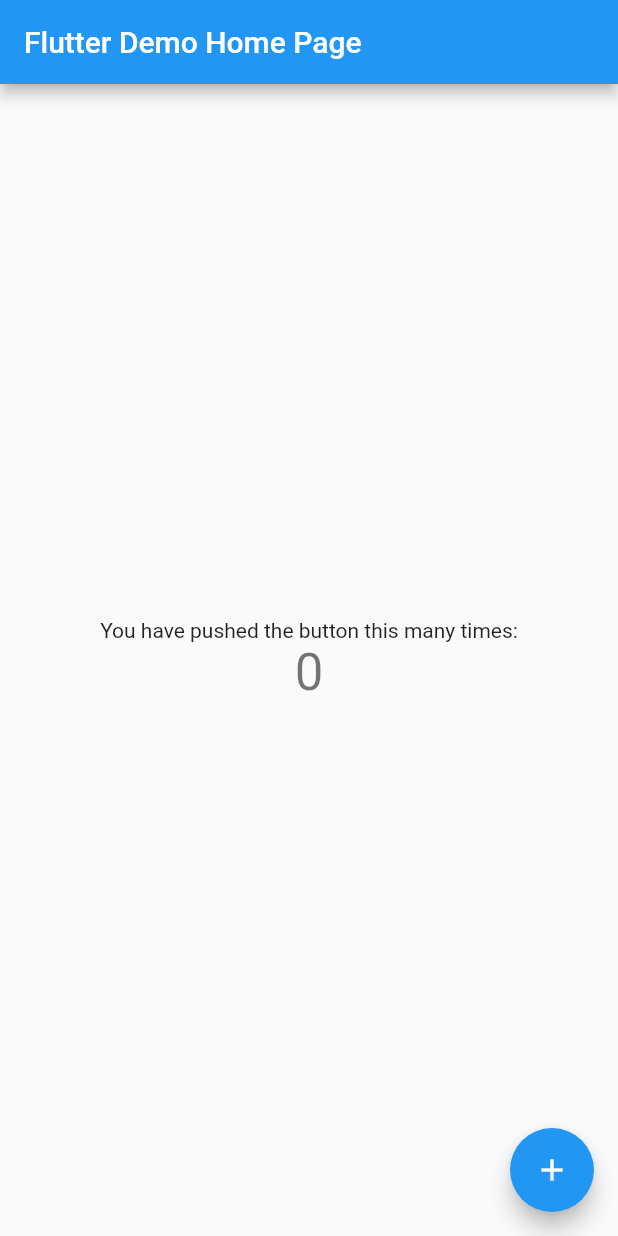
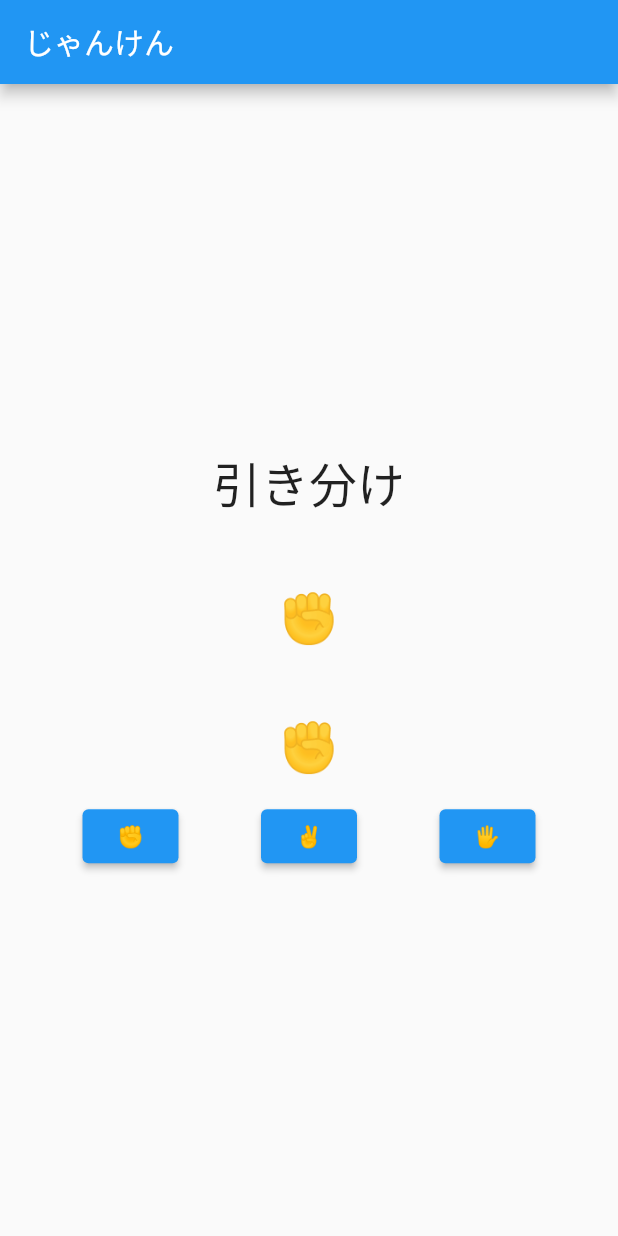
Before and after one commit to Takatoshi-ish/flutter_jankenapp, a Flutter app: the screen it shows after launch, on a phone screen of 412 x 824 dp. Run offline on Flutter 3.47's test engine with Material 2 defaults, Android fonts, the phone set to English and light mode, and no system bars.

Commit message:
じゃんけんんゲーム機能実装

```diff
--- a/lib/main.dart
+++ b/lib/main.dart
@@ -1,3 +1,5 @@
+import 'dart:math';
+
 import 'package:flutter/material.dart';
 
 void main() {
@@ -24,92 +26,113 @@
         // is not restarted.
         primarySwatch: Colors.blue,
       ),
-      home: const MyHomePage(title: 'Flutter Demo Home Page'),
+      home: JankenPage(),
     );
   }
 }
 
-class MyHomePage extends StatefulWidget {
-  const MyHomePage({Key? key, required this.title}) : super(key: key);
-
-  // This widget is the home page of your application. It is stateful, meaning
-  // that it has a State object (defined below) that contains fields that affect
-  // how it looks.
-
-  // This class is the configuration for the state. It holds the values (in this
-  // case the title) provided by the parent (in this case the App widget) and
-  // used by the build method of the State. Fields in a Widget subclass are
-  // always marked "final".
-
-  final String title;
+class JankenPage extends StatefulWidget {
+  const JankenPage({Key? key}) : super(key: key);
 
   @override
-  State<MyHomePage> createState() => _MyHomePageState();
+  State<JankenPage> createState() => _JankenPageState();
 }
 
-class _MyHomePageState extends State<MyHomePage> {
-  int _counter = 0;
+class _JankenPageState extends State<JankenPage> {
+  String myHand = '✊';
+  String computerHand = '✊';
+  String result = '引き分け';
 
-  void _incrementCounter() {
-    setState(() {
-      // This call to setState tells the Flutter framework that something has
-      // changed in this State, which causes it to rerun the build method below
-      // so that the display can reflect the updated values. If we changed
-      // _counter without calling setState(), then the build method would not be
-      // called again, and so nothing would appear to happen.
-      _counter++;
-    });
+  void selectHand(String selectedHand) {
+    myHand = selectedHand;
+    print(myHand);
+    generateComputerHand();
+    judge();
+    setState(() {});
+  }
+
+  void generateComputerHand() {
+    final randomNumber = Random().nextInt(3);
+
+    computerHand = randomNumberToHand(randomNumber);
+  }
+
+  String randomNumberToHand(int randomNumber) {
+    switch (randomNumber) {
+      case 0:
+        return '✊';
+      case 1:
+        return '✌️';
+      case 2:
+        return '🖐';
+      default:
+        return '✊';
+    }
+  }
+
+  void judge() {
+    if (myHand == computerHand) {
+      result = '引き分け';
+    } else if (myHand == '✊' && computerHand == '✌️' ||
+        myHand == '✌️' && computerHand == '🖐' ||
+        myHand == '🖐' && computerHand == '✊') {
+      result = '勝ち';
+    } else {
+      result = '負け';
+    }
   }
 
   @override
   Widget build(BuildContext context) {
-    // This method is rerun every time setState is called, for instance as done
-    // by the _incrementCounter method above.
-    //
-    // The Flutter framework has been optimized to make rerunning build methods
-    // fast, so that you can just rebuild anything that needs updating rather
-    // than having to individually change instances of widgets.
     return Scaffold(
       appBar: AppBar(
-        // Here we take the value from the MyHomePage object that was created by
-        // the App.build method, and use it to set our appbar title.
-        title: Text(widget.title),
+        title: Text('じゃんけん'),
       ),
       body: Center(
-        // Center is a layout widget. It takes a single child and positions it
-        // in the middle of the parent.
         child: Column(
-          // Column is also a layout widget. It takes a list of children and
-          // arranges them vertically. By default, it sizes itself to fit its
-          // children horizontally, and tries to be as tall as its parent.
-          //
-          // Invoke "debug painting" (press "p" in the console, choose the
-          // "Toggle Debug Paint" action from the Flutter Inspector in Android
-          // Studio, or the "Toggle Debug Paint" command in Visual Studio Code)
-          // to see the wireframe for each widget.
-          //
-          // Column has various properties to control how it sizes itself and
-          // how it positions its children. Here we use mainAxisAlignment to
-          // center the children vertically; the main axis here is the vertical
-          // axis because Columns are vertical (the cross axis would be
-          // horizontal).
           mainAxisAlignment: MainAxisAlignment.center,
-          children: <Widget>[
-            const Text(
-              'You have pushed the button this many times:',
+          children: [
+            Text(
+              result,
+              style: TextStyle(fontSize: 32),
             ),
+            SizedBox(height: 48),
             Text(
-              '$_counter',
-              style: Theme.of(context).textTheme.headline4,
+              computerHand,
+              style: TextStyle(fontSize: 32),
+            ),
+            SizedBox(height: 48),
+            Text(
+              myHand,
+              style: TextStyle(fontSize: 32),
+            ),
+            SizedBox(height: 16),
+            Row(
+              mainAxisAlignment: MainAxisAlignment.spaceEvenly,
+              children: [
+                ElevatedButton(
+                  onPressed: () {
+                    selectHand('✊');
+                  },
+                  child: Text('✊'),
+                ),
+                ElevatedButton(
+                  onPressed: () {
+                    selectHand('✌️');
+                  },
+                  child: Text('✌️'),
+                ),
+                ElevatedButton(
+                  onPressed: () {
+                    selectHand('🖐');
+                  },
+                  child: Text('🖐'),
+                ),
+              ],
             ),
           ],
         ),
       ),
-      floatingActionButton: FloatingActionButton(
-        onPressed: _incrementCounter,
-        tooltip: 'Increment',
-        child: const Icon(Icons.add),
-      ), // This trailing comma makes auto-formatting nicer for build methods.
     );
   }
 }
```
